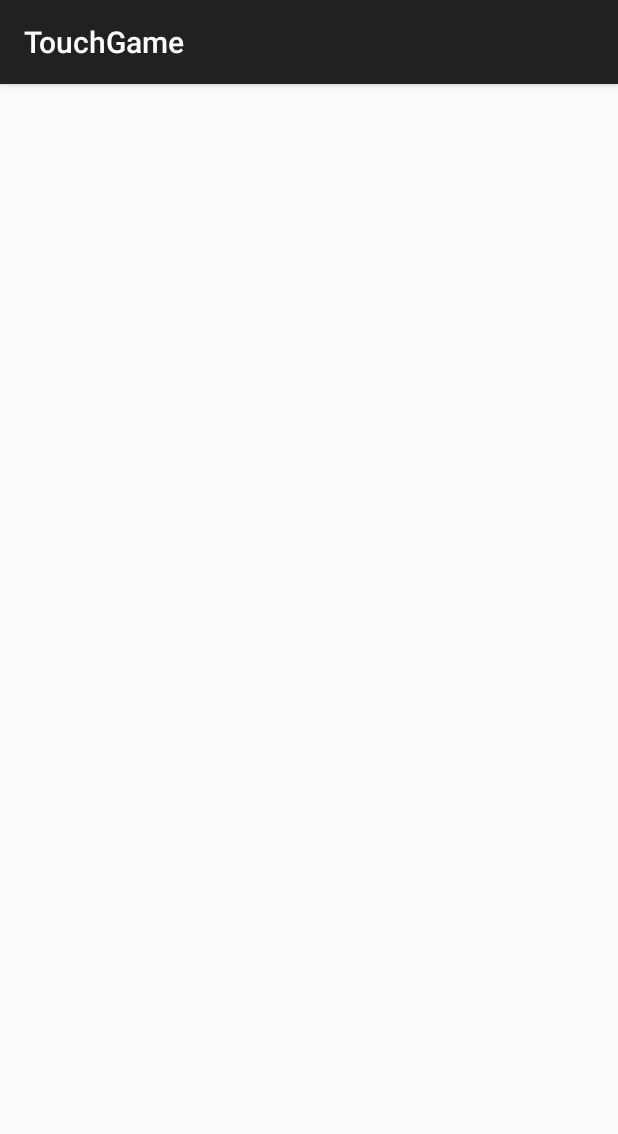
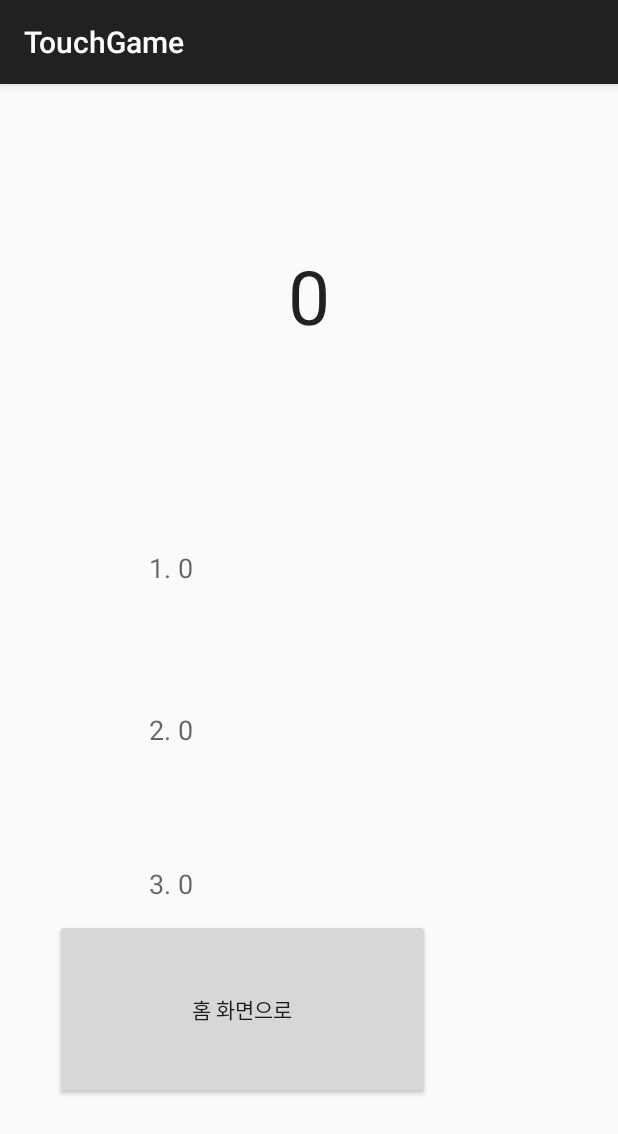
Before and after one commit to gjxodud/TouchGame1, an Android app: the ResultActivity screen opened directly, with no data from a screen before it, on a phone screen of 412 x 824 dp. Shown: the top 1134 px of the screen. Run offline under Robolectric (Android 15) with nearby library versions, the phone set to English and light mode, and no system bars.

Commit message:
랭킹 5초 10초 나누기, 레이아웃 구성 변경하기

```diff
--- a/app/src/main/java/com/example/user/touchgame/MainActivity.java
+++ b/app/src/main/java/com/example/user/touchgame/MainActivity.java
@@ -1,6 +1,7 @@
 package com.example.user.touchgame;
 
 import android.content.Intent;
+import android.content.SharedPreferences;
 import android.support.v7.app.AppCompatActivity;
 import android.os.Bundle;
 import android.text.method.Touch;
@@ -12,6 +13,7 @@ public class MainActivity extends AppCompatActivity {
     protected void onCreate(Bundle savedInstanceState) {
         super.onCreate(savedInstanceState);
         setContentView(R.layout.main);
+
     }
 
     public void five(View v){
--- a/app/src/main/java/com/example/user/touchgame/ResultActivity.java
+++ b/app/src/main/java/com/example/user/touchgame/ResultActivity.java
@@ -1,13 +1,57 @@
 package com.example.user.touchgame;
 
+import android.content.Intent;
+import android.content.SharedPreferences;
 import android.support.v7.app.AppCompatActivity;
 import android.os.Bundle;
+import android.view.View;
+import android.widget.Button;
+import android.widget.TextView;
 
 public class ResultActivity extends AppCompatActivity {
 //TODO: 랭킹 구현, 꾸미기
+    private int count;
+    private TextView tv, r1, r2, r3;
     @Override
     protected void onCreate(Bundle savedInstanceState) {
         super.onCreate(savedInstanceState);
         setContentView(R.layout.result);
+
+        Intent intent = getIntent();
+        count = intent.getIntExtra("count",0);
+        tv=(TextView)findViewById(R.id.textView2);
+        r1=(TextView)findViewById(R.id.textView3);
+        r2=(TextView)findViewById(R.id.textView4);
+        r3=(TextView)findViewById(R.id.textView5);
+
+        SharedPreferences sp = getSharedPreferences("sp",MODE_PRIVATE);
+        SharedPreferences.Editor editor = sp.edit();
+
+        int f = sp.getInt("f",0);
+        int s = sp.getInt("s",0);
+        int t = sp.getInt("t",0);
+
+        tv.setText(""+count);
+
+        if(count>f){
+            f=count;
+            editor.putInt("f",count);
+        }else if(count>s){
+            s=count;
+            editor.putInt("s",count);
+        }else if(count>t){
+            t=count;
+            editor.putInt("t",count);
+        }
+        editor.apply();
+
+        r1.setText("1. "+f);
+        r2.setText("2. "+s);
+        r3.setText("3. "+t);
+
+    }
+
+    public void home(View v){
+        this.finish();
     }
 }
--- a/app/src/main/java/com/example/user/touchgame/TouchGame.java
+++ b/app/src/main/java/com/example/user/touchgame/TouchGame.java
@@ -75,4 +75,7 @@ public class TouchGame extends AppCompatActivity {
             timeText.setText(""+msg.what);
         };
     };
+
+    public void onBackPressed(){
+    }
 }
--- a/app/src/main/res/layout/result.xml
+++ b/app/src/main/res/layout/result.xml
@@ -9,4 +9,62 @@
     android:paddingTop="@dimen/activity_vertical_margin"
     tools:context="com.example.user.touchgame.ResultActivity">
 
+    <TextView
+        android:layout_width="wrap_content"
+        android:layout_height="wrap_content"
+        android:textAppearance="?android:attr/textAppearanceLarge"
+        android:textSize="50dp"
+        android:text="Large Text"
+        android:id="@+id/textView2"
+        android:layout_alignParentTop="true"
+        android:layout_centerHorizontal="true"
+        android:layout_marginTop="91dp" />
+
+    <TextView
+        android:layout_width="wrap_content"
+        android:layout_height="wrap_content"
+        android:textAppearance="?android:attr/textAppearanceMedium"
+        android:text="Medium Text"
+        android:id="@+id/textView3"
+        android:layout_below="@+id/textView2"
+        android:layout_alignParentLeft="true"
+        android:layout_alignParentStart="true"
+        android:layout_marginLeft="83dp"
+        android:layout_marginStart="83dp"
+        android:layout_marginTop="135dp" />
+
+    <TextView
+        android:layout_width="wrap_content"
+        android:layout_height="wrap_content"
+        android:textAppearance="?android:attr/textAppearanceMedium"
+        android:text="Medium Text"
+        android:id="@+id/textView4"
+        android:layout_below="@+id/textView3"
+        android:layout_alignLeft="@+id/textView3"
+        android:layout_alignStart="@+id/textView3"
+        android:layout_marginTop="83dp" />
+
+    <TextView
+        android:layout_width="wrap_content"
+        android:layout_height="wrap_content"
+        android:textAppearance="?android:attr/textAppearanceMedium"
+        android:text="Medium Text"
+        android:id="@+id/textView5"
+        android:layout_below="@+id/textView4"
+        android:layout_alignLeft="@+id/textView4"
+        android:layout_alignStart="@+id/textView4"
+        android:layout_marginTop="78dp" />
+
+    <Button
+        android:layout_width="250dp"
+        android:layout_height="120dp"
+        android:text="홈 화면으로"
+        android:id="@+id/button"
+        android:layout_alignParentBottom="true"
+        android:layout_alignParentRight="true"
+        android:layout_alignParentEnd="true"
+        android:layout_marginRight="109dp"
+        android:layout_marginEnd="109dp"
+        android:layout_marginBottom="75dp"
+        android:onClick="home"/>
 </RelativeLayout>
```
Also changed, not shown: 1 other file.
